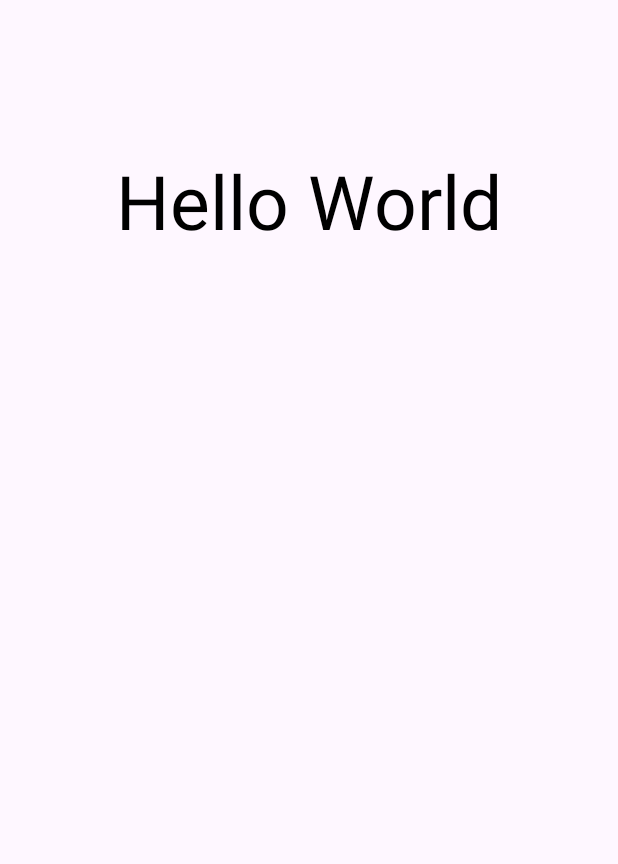
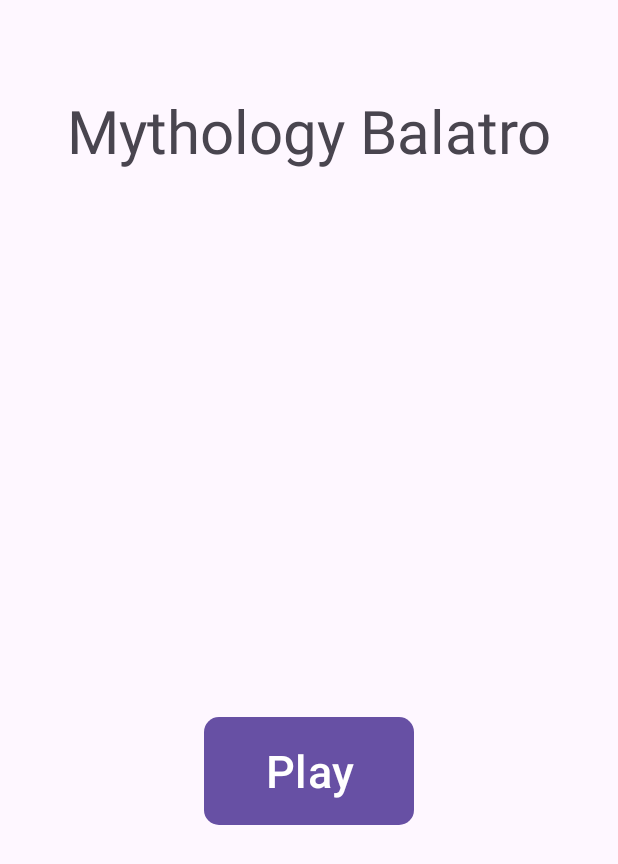
Before and after one commit to jewell-owen/BalatroClone, an Android app: the screen it shows after launch (MainActivity), on a phone screen of 412 x 824 dp. Shown: the top 864 px of the screen. Run offline under Robolectric (Android 15) with nearby library versions, the phone set to English and light mode, and no system bars.

Commit message:
Created the image for thr 4 kings as well as set up basic title and button

```diff
--- a/AndroidExample/app/src/main/java/com/example/androidexample/MainActivity.java
+++ b/AndroidExample/app/src/main/java/com/example/androidexample/MainActivity.java
@@ -12,15 +12,23 @@
 
 public class MainActivity extends AppCompatActivity {
 
-    private TextView messageText;   // define message textview variable
+    private TextView tvTitle;   // define message textview variable
+    private Button btnPlay;     // define play button variable
 
     @Override
     protected void onCreate(Bundle savedInstanceState) {
         super.onCreate(savedInstanceState);
-        setContentView(R.layout.activity_main);             // link to Main activity XML
+        setContentView(R.layout.activity_main);
 
         /* initialize UI elements */
-        messageText = findViewById(R.id.main_msg_txt);      // link to message textview in the Main activity XML
-        messageText.setText("Hello World");
+        tvTitle = findViewById(R.id.main_title_tv);
+        btnPlay = findViewById(R.id.main_play_btn);
+
+        btnPlay.setOnClickListener(new View.OnClickListener() {
+            @Override
+            public void onClick(View view) {
+
+            }
+        });
     }
 }
--- a/AndroidExample/app/src/main/res/layout/activity_main.xml
+++ b/AndroidExample/app/src/main/res/layout/activity_main.xml
@@ -1,21 +1,35 @@
 <?xml version="1.0" encoding="utf-8"?>
-<androidx.appcompat.widget.LinearLayoutCompat
+<androidx.constraintlayout.widget.ConstraintLayout xmlns:app="http://schemas.android.com/apk/res-auto"
     xmlns:tools="http://schemas.android.com/tools"
     xmlns:android="http://schemas.android.com/apk/res/android"
     tools:context=".MainActivity"
     android:layout_height="match_parent"
-    android:layout_width="match_parent"
-    android:orientation="vertical">
+    android:layout_width="match_parent">
 
     <TextView
-        android:id="@+id/main_msg_txt"
+        android:id="@+id/main_title_tv"
         android:layout_width="wrap_content"
         android:layout_height="wrap_content"
-        android:layout_gravity="center"
-        android:layout_marginTop="100dp"
-        android:layout_marginBottom="50dp"
-        android:textSize="50dp"
-        android:textColor="#000000" >
+        android:text="@string/app_name"
+        android:textSize="40sp"
+        android:layout_marginTop="60dp"
+        app:layout_constraintEnd_toEndOf="parent"
+        app:layout_constraintStart_toStartOf="parent"
+        app:layout_constraintTop_toTopOf="parent">
     </TextView>
 
-</androidx.appcompat.widget.LinearLayoutCompat>
+    <Button
+        android:id="@+id/main_play_btn"
+        android:layout_width="140dp"
+        android:layout_height="80dp"
+        android:layout_marginTop="360dp"
+        android:text="@string/play_btn_text"
+        android:textSize="30sp"
+        app:cornerRadius="10dp"
+        app:layout_constraintEnd_toEndOf="parent"
+        app:layout_constraintStart_toStartOf="parent"
+        app:layout_constraintTop_toBottomOf="@id/main_title_tv">
+    </Button>
+
+
+</androidx.constraintlayout.widget.ConstraintLayout>
--- a/AndroidExample/app/src/main/res/values/strings.xml
+++ b/AndroidExample/app/src/main/res/values/strings.xml
@@ -1,3 +1,4 @@
 <resources>
-    <string name="app_name">AndroidExample</string>
+    <string name="app_name">Mythology Balatro</string>
+    <string name="play_btn_text">Play</string>
 </resources>
```
Also changed, not shown: 14 other files.
